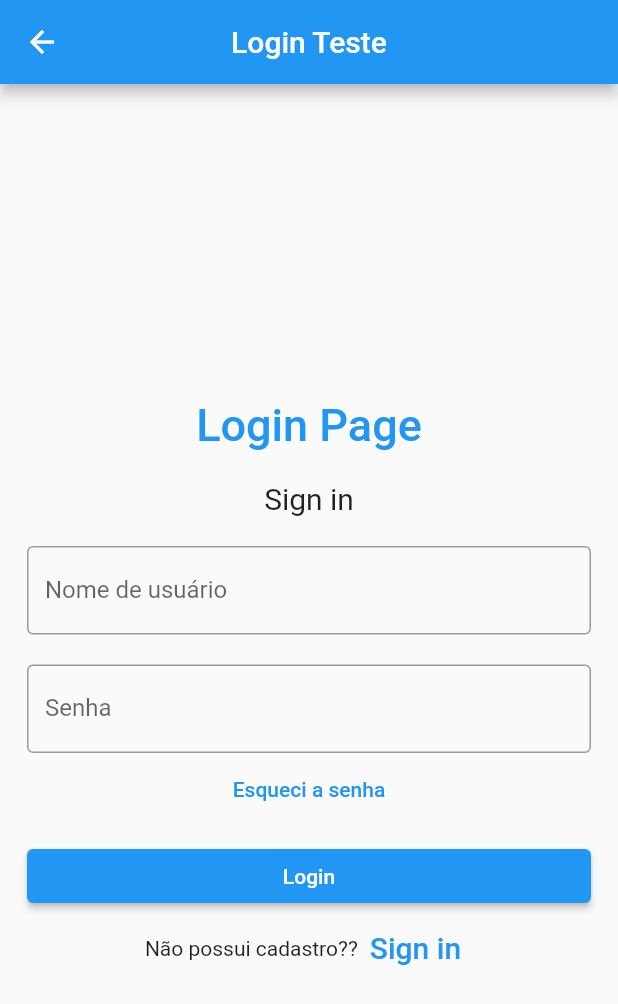
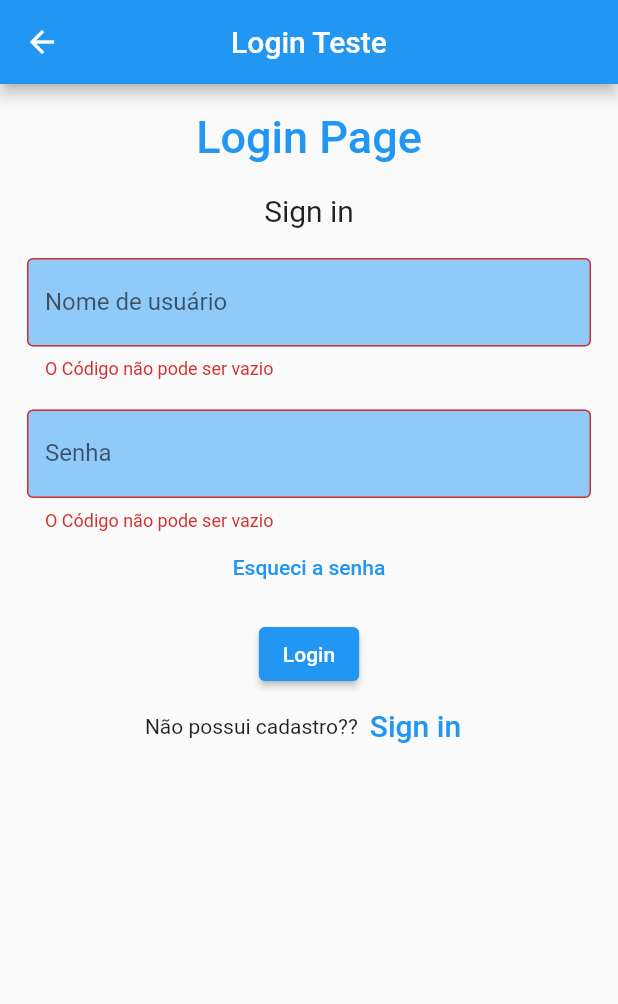
Before and after one commit to guvitali/ExeFlutter, a Flutter app: the LoginPage screen opened by its route, after a tap on "Login", on a phone screen of 412 x 824 dp. Shown: the top 1004 px of the screen. Run offline on Flutter 3.47's test engine with Material 2 defaults, Android fonts, the phone set to English and light mode, and no system bars; missing offline and left inert: dart:js_util.

Commit message:
atualizações

```diff
--- a/lib/exe_widgets.dart
+++ b/lib/exe_widgets.dart
@@ -1,4 +1,4 @@
-import 'package:exercicio_calc/login_page.dart';
+import 'package:exercicio_calc/pages/login_page.dart';
 import 'package:exercicio_calc/pages/cadastro_produtos.dart';
 import 'package:exercicio_calc/pages/calculadora.dart';
 import 'package:exercicio_calc/pages/home_page.dart';
--- a/lib/login_page.dart
+++ /dev/null
@@ -1,113 +0,0 @@
-import 'package:flutter/material.dart';
-
-class LoginPage extends StatefulWidget{
-  const LoginPage({super.key});
-
-  @override
-  State<LoginPage> createState() => _LoginPageState();
-}
-
-class _LoginPageState extends State<LoginPage>{
-  final campoNome = TextEditingController();
-  final campoSenha = TextEditingController();
-
-  Widget _body() {
-    return Padding(
-      padding: EdgeInsets.only(
-        top: 200,
-        right: 8,
-        left: 8,
-        bottom: 8,
-      ),
-      child: ListView(
-        children: [
-          Container(
-            alignment: Alignment.center,
-            padding: EdgeInsets.all(10),
-            child: Text(
-              'Login Page',
-              style: TextStyle(
-                color: Colors.blue,
-                fontWeight: FontWeight.w500,
-                fontSize: 30,),
-            )),
-          Container(
-            alignment: Alignment.center,
-            padding: EdgeInsets.all(10),
-            child: Text(
-              'Sign in',
-              style: TextStyle(fontSize: 20),
-            ),),
-          Container(
-            padding: EdgeInsets.all(10),
-            child: TextField(
-              controller: campoNome,
-              decoration: InputDecoration(
-                border: OutlineInputBorder(),
-                labelText:
-                'Nome de usuário',
-              ),
-            ),
-          ),
-          Container(
-            padding: EdgeInsets.fromLTRB(10, 10, 10, 0),
-            child: TextField(
-              obscureText: true,
-              controller: campoSenha,
-              decoration: InputDecoration(
-                border: OutlineInputBorder(),
-                labelText:
-                'Senha',
-              ),
-            ),
-          ),
-          TextButton(
-            onPressed: () {
-
-            },
-            child: Text('Esqueci a senha'),
-          ),
-          Container(
-            padding: EdgeInsets.fromLTRB(10, 10, 10, 0),
-            child: ElevatedButton(
-              child: Text('Login'),
-              onPressed: () {
-                print(campoNome.text);
-                print(campoSenha.text);
-              },
-            ),
-          ),
-          Row(
-            children: [
-              Text(
-                'Não possui cadastro??',
-                //style: TextStyle(fontSize: 30),
-              ),
-              TextButton(
-                child: Text(
-                  'Sign in',
-                  style: TextStyle(fontSize: 20),
-                ),
-                onPressed: () {
-
-                },
-              ),
-            ],
-            mainAxisAlignment: MainAxisAlignment.center,
-          ),
-        ],
-      ),
-    );
-  }
-
-  @override
-  Widget build(BuildContext context) {
-    return Scaffold(
-      appBar: AppBar(
-        title: Text('Login Teste'),
-        centerTitle: true,
-      ),
-      body: _body(),
-    );
-  }
-}
--- /dev/null
+++ b/lib/model/usuario.dart
@@ -0,0 +1,23 @@
+class Usuario {
+  //atributos
+  late String _senha;
+  late String _nome;
+
+  //construtor
+  Usuario({String? senha, String? nome}) {
+    this._senha = senha ?? '';
+    this._nome = nome ?? '';
+  }
+
+  //getters e setters
+  get senha => this._senha;
+
+
+  set senha( value) => this._senha = value;
+
+
+  get nome => this._nome;
+
+
+  set nome( value) => this._nome = value;
+}
--- /dev/null
+++ b/lib/pages/login_page.dart
@@ -0,0 +1,200 @@
+import 'dart:js_util';
+
+import 'package:exercicio_calc/model/usuario.dart';
+import 'package:flutter/material.dart';
+
+class LoginPage extends StatefulWidget {
+  const LoginPage({super.key});
+
+  @override
+  State<LoginPage> createState() => _LoginPageState();
+}
+
+class _LoginPageState extends State<LoginPage> {
+  final campoNome = TextEditingController(),
+      campoSenha = TextEditingController();
+  GlobalKey<FormState> _formKey = new GlobalKey<FormState>();
+
+  List<Usuario> _listaUsuario = [
+    Usuario(senha: '1234', nome: "Gustavo"),
+    Usuario(senha: '5678', nome: "Vitali"),
+    Usuario(senha: '8765', nome: "João"),
+  ];
+
+  Widget _body() {
+    return Padding(
+      padding: EdgeInsets.only(
+        top: 8,
+        right: 8,
+        left: 8,
+        bottom: 8,
+      ),
+      child: ListView(
+        children: [
+          Container(
+              alignment: Alignment.center,
+              padding: EdgeInsets.all(10),
+              child: Text(
+                'Login Page',
+                style: TextStyle(
+                  color: Colors.blue,
+                  fontWeight: FontWeight.w500,
+                  fontSize: 30,
+                ),
+              )),
+          Container(
+            alignment: Alignment.center,
+            padding: EdgeInsets.all(10),
+            child: Text(
+              'Sign in',
+              style: TextStyle(fontSize: 20),
+            ),
+          ),
+          Form(
+            key: this._formKey,
+            child: Column(
+              children: [
+                Container(
+                  padding: EdgeInsets.all(10),
+                  child: TextFormField(
+                    controller: campoNome,
+                    decoration: InputDecoration(
+                      border: OutlineInputBorder(),
+                      labelText: 'Nome de usuário',
+                      filled: true,
+                      fillColor: Colors.blue.shade200,
+                    ),
+                    validator: (value) {
+                      if (value!.isEmpty) {
+                        return "O Código não pode ser vazio";
+                      } else {
+                        if (campoNome.text.length < 3) {
+                          return "O nome deve ter mais que 3 digitos";
+                        }
+                      }
+                      return null;
+                    },
+                  ),
+                ),
+                Container(
+                  padding: EdgeInsets.fromLTRB(10, 10, 10, 0),
+                  child: TextFormField(
+                    obscureText: true,
+                    controller: campoSenha,
+                    decoration: InputDecoration(
+                      border: OutlineInputBorder(),
+                      labelText: 'Senha',
+                      filled: true,
+                      fillColor: Colors.blue.shade200,
+                    ),
+                    validator: (value) {
+                      if (value!.isEmpty) {
+                        return "O Código não pode ser vazio";
+                      } else {
+                        if (campoNome.text.length < 3) {
+                          return "O nome deve ter mais que 3 digitos";
+                        }
+                      }
+                      return null;
+                    },
+                  ),
+                ),
+                TextButton(
+                  onPressed: () {},
+                  child: Text('Esqueci a senha'),
+                ),
+                Container(
+                  padding: EdgeInsets.fromLTRB(10, 10, 10, 0),
+                  child: ElevatedButton(
+                      child: Text('Login'),
+                      onPressed: () {
+                        if (_formKey.currentState!.validate()) {
+                          verificaLogin();
+                        }
+                      }),
+                ),
+                Row(
+                  children: [
+                    Text(
+                      'Não possui cadastro??',
+                    ),
+                    TextButton(
+                      child: Text(
+                        'Sign in',
+                        style: TextStyle(fontSize: 20),
+                      ),
+                      onPressed: () {},
+                    ),
+                  ],
+                  mainAxisAlignment: MainAxisAlignment.center,
+                ),
+              ],
+            ),
+          ),
+        ],
+      ),
+    );
+  }
+
+  @override
+  Widget build(BuildContext context) {
+    return Scaffold(
+      appBar: AppBar(
+        title: Text('Login Teste'),
+        centerTitle: true,
+      ),
+      body: _body(),
+    );
+  }
+
+  void verificaLogin() {
+    String nome = campoNome.text;
+    String senha = campoSenha.text;
+    bool verifica = false;
+
+    for (var usuario in _listaUsuario) {
+      if (equal(nome, usuario.nome) && equal(senha, usuario.senha)) {
+        verifica = true;
+        break;
+      }
+    }
+    if (verifica) {
+      mostraMsgSucesso();
+    } else {
+      _showMyDialog();
+    }
+  }
+
+  void mostraMsgSucesso() {
+    ScaffoldMessenger.of(context)
+        .showSnackBar(SnackBar(content: Text('Login feito com sucesso')));
+  }
+
+  Future<void> _showMyDialog() async {
+    return showDialog<void>(
+      context: context,
+      barrierDismissible: false, // user must tap button!
+      builder: (BuildContext context) {
+        return AlertDialog(
+          title: const Text('Login recusado!'),
+          content: const SingleChildScrollView(
+            child: ListBody(
+              children: <Widget>[
+                Text('Cadastre-se ou tente novamente.'),
+              ],
+            ),
+          ),
+          actions: <Widget>[
+            ElevatedButton.icon(
+              icon: Icon(Icons.exit_to_app),
+              label: Text("Fechar"),
+              onPressed: () {
+                Navigator.of(context).pop();
+              },
+            ),
+          ],
+        );
+      },
+    );
+  }
+}
```
Also changed, not shown: lib/model/usuario_repository.dart (added, +23 -0 lines).
